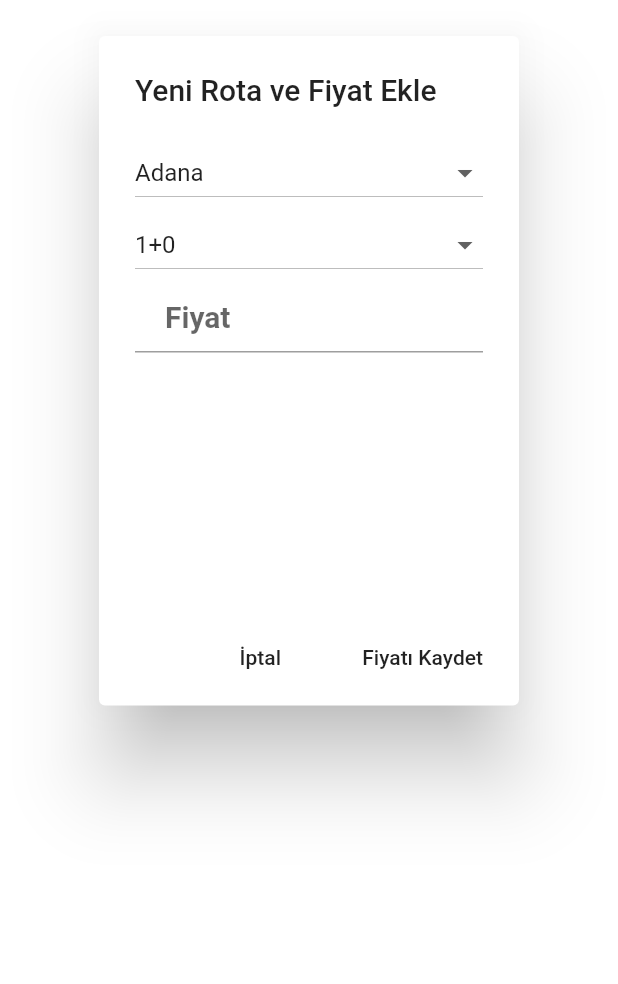
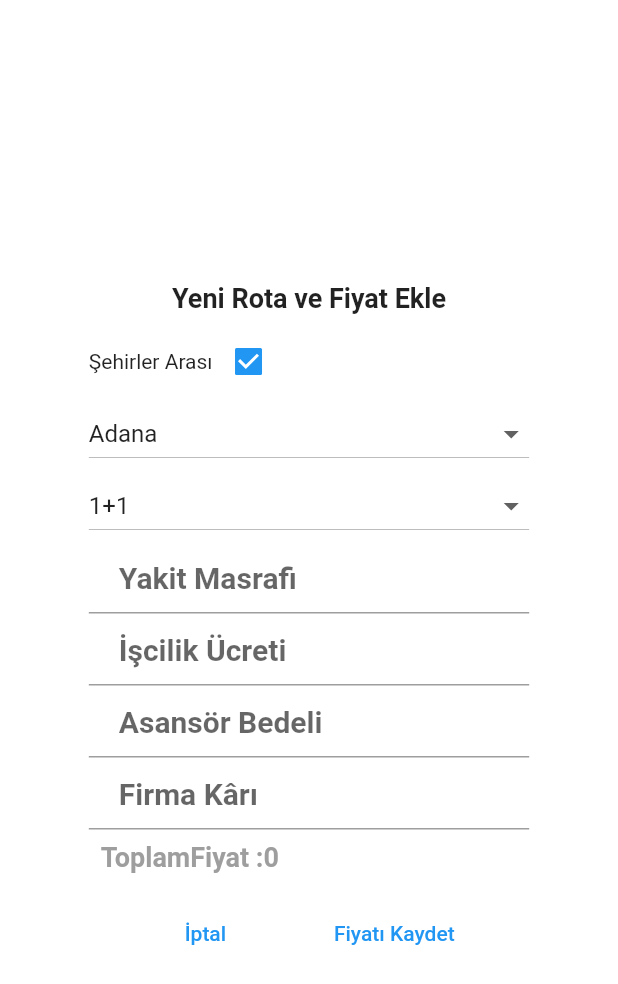
Before and after one commit to cgrbyk/eKamyon, a Flutter app: the FiyatDialog screen opened directly, on a phone screen of 412 x 824 dp. Shown: the top 984 px of the screen. Run offline on Flutter 3.47's test engine with Material 2 defaults, Android fonts, the phone set to English and light mode, and no system bars; our stand-ins replace auto_size_text, flutter_datetime_picker; missing offline and left inert: calendarro; Roboto replaces fonts that are missing (Montserrat).

Commit message:
fiyat ekranına şehir içi/dışı eklendi

```diff
--- a/lib/Admin/musteriler.dart
+++ b/lib/Admin/musteriler.dart
@@ -12,7 +12,6 @@ class _MusterilerState extends State<Musteriler> {
 
   @override
   void initState() {
-    // TODO: implement initState
     super.initState();
     _database.getMusteriler();
   }
--- a/lib/Firma/FiyatListesi.dart
+++ b/lib/Firma/FiyatListesi.dart
@@ -1,9 +1,6 @@
-import 'dart:async';
 import 'package:flutter/material.dart';
-import 'package:ekamyon/Modeller/aktifKullaniciBilgileri.dart';
 import 'package:ekamyon/database.dart';
 import 'package:ekamyon/Modeller/Fiyat.dart';
-import 'package:flutter/semantics.dart';
 
 class FiyatListe extends StatefulWidget {
   @override
@@ -42,6 +39,7 @@ class FiyatListeEkrani extends State<FiyatListe> {
       },
     );
   }
+
   _showDialogTekliFiyat(Fiyat f) {
     showDialog(
       context: context,
@@ -61,14 +59,15 @@ class FiyatListeEkrani extends State<FiyatListe> {
           actions: <Widget>[
             new FlatButton(
               child: new Text("İptal"),
-              onPressed: () async{
+              onPressed: () async {
                 Navigator.of(context).pop();
               },
             ),
             new FlatButton(
               child: new Text("Güncelle"),
-              onPressed: () async{
-                await _database.tekliFiyatGuncelle(teklicontroller.text, f.varisIl, f.evTipi);
+              onPressed: () async {
+                await _database.tekliFiyatGuncelle(
+                    teklicontroller.text, f.varisIl, f.evTipi);
                 Navigator.of(context).pop();
                 await fiyatListesiDoldur();
               },
@@ -91,7 +90,8 @@ class FiyatListeEkrani extends State<FiyatListe> {
             new FlatButton(
               child: new Text("Evet"),
               onPressed: () async {
-                await _database.fiyatsil(f.varisIl, f.evTipi, f.tasimaUcretiTam);
+                await _database.fiyatsil(
+                    f.varisIl, f.evTipi, f.tasimaUcretiTam);
                 Navigator.of(context).pop();
                 await fiyatListesiDoldur();
                 return true;
@@ -223,7 +223,7 @@ class FiyatListeEkrani extends State<FiyatListe> {
                             alignment: Alignment.bottomRight,
                             child: RaisedButton(
                               child: Text("Fiyat Güncelle"),
-                              onPressed: ()  {
+                              onPressed: () {
                                 _showDialogTekliFiyat(fiyatlar[index]);
                               },
                             ),
@@ -231,7 +231,7 @@ class FiyatListeEkrani extends State<FiyatListe> {
                           Align(
                             alignment: Alignment.topRight,
                             child: Padding(
-                              padding: const EdgeInsets.only(right:4.0),
+                              padding: const EdgeInsets.only(right: 4.0),
                               child: RaisedButton(
                                 child: Text("Sil"),
                                 onPressed: () {
@@ -262,7 +262,9 @@ class FiyatListeEkrani extends State<FiyatListe> {
                       await showDialog(
                           context: context,
                           builder: (_) {
-                            return FiyatDialog(fle: this,);
+                            return FiyatDialog(
+                              fle: this,
+                            );
                           });
                       setState(() {});
                     }),
@@ -286,13 +288,22 @@ class FiyatListeEkrani extends State<FiyatListe> {
 class FiyatDialog extends StatefulWidget {
   final FiyatListeEkrani fle;
   FiyatDialog({this.fle});
-  FiyatDialogPopup createState() => FiyatDialogPopup(fle:fle);
+  FiyatDialogPopup createState() => FiyatDialogPopup(fle: fle);
 }
 
 class FiyatDialogPopup extends State<FiyatDialog> {
   final FiyatListeEkrani fle;
   FiyatDialogPopup({this.fle});
-  TextEditingController fiyatcontroller = TextEditingController();
+  TextEditingController yakitcontroller = TextEditingController();
+  TextEditingController iscilikcontroller = TextEditingController();
+  TextEditingController asansorcontroller = TextEditingController();
+  TextEditingController karcontroller = TextEditingController();
+
+  FocusNode yakitNode = FocusNode();
+  FocusNode iscilikNode = FocusNode();
+  FocusNode karNode = FocusNode();
+  FocusNode asansorNode = FocusNode();
+  int toplamFiya = 0;
 
   List<String> sehirler = [
     'Adana',
@@ -381,11 +392,12 @@ class FiyatDialogPopup extends State<FiyatDialog> {
   String curItemSehir;
   bool aracaktifmi = false;
 
-  List<String> evTipleri = ['1+0', '1+1', '1+2', '1+3', '1+4'];
+  List<String> evTipleri = ['1+1', '1+2', '1+3', '1+4'];
   List<DropdownMenuItem> evTipleriDDM = List<DropdownMenuItem>();
   String curItemEv;
 
   Database _database = Database();
+  bool isSehirlerArasi = true;
 
   void _showDialog(String title, String message) {
     showDialog(
@@ -428,7 +440,12 @@ class FiyatDialogPopup extends State<FiyatDialog> {
       controller: controller,
       textInputAction: action,
       onSubmitted: (String s) {
+        toplamFiya = int.tryParse(yakitcontroller.text) ?? 0;
+        toplamFiya += int.tryParse(iscilikcontroller.text) ?? 0;
+        toplamFiya += int.tryParse(asansorcontroller.text) ?? 0;
+        toplamFiya += int.tryParse(karcontroller.text) ?? 0;
         FocusScope.of(context).requestFocus(tofocus);
+        setState(() {});
       },
       style: TextStyle(
           fontWeight: FontWeight.bold, fontFamily: 'Montserrat', fontSize: 20),
@@ -456,16 +473,40 @@ class FiyatDialogPopup extends State<FiyatDialog> {
 
   @override
   Widget build(BuildContext context) {
-    // TODO: implement build
     return Scaffold(
       backgroundColor: Color(0x00000000),
-      body: SizedBox(
-        height: MediaQuery.of(context).size.height * 0.60,
-        child: AlertDialog(
-          title: new Text("Yeni Rota ve Fiyat Ekle"),
-          content: Column(
+      body: Center(
+        child: Container(
+          width: MediaQuery.of(context).size.width * 0.8,
+          color: Colors.white,
+          child: Padding(
+            padding: const EdgeInsets.only(left: 18.0, right: 18.0, top: 10),
+            child: ListView(
+              shrinkWrap: true,
               children: <Widget>[
-              DropdownButton(
+                Center(
+                    child: Padding(
+                  padding: const EdgeInsets.all(8.0),
+                  child: new Text(
+                    "Yeni Rota ve Fiyat Ekle",
+                    style: TextStyle(fontWeight: FontWeight.bold, fontSize: 18),
+                  ),
+                )),
+                Row(
+                  children: <Widget>[
+                    Text("Şehirler Arası"),
+                    Checkbox(
+                      value: isSehirlerArasi,
+                      onChanged: (bool value) {
+                        isSehirlerArasi = value;
+                        setState(() {});
+                      },
+                    )
+                  ],
+                ),
+                Visibility(
+                  visible: isSehirlerArasi,
+                  child: DropdownButton(
                     isExpanded: true,
                     items: sehirlerDDM,
                     value: curItemSehir,
@@ -473,6 +514,7 @@ class FiyatDialogPopup extends State<FiyatDialog> {
                       curItemSehir = dmi;
                       setState(() {});
                     },
+                  ),
                 ),
                 DropdownButton(
                   items: evTipleriDDM,
@@ -483,31 +525,100 @@ class FiyatDialogPopup extends State<FiyatDialog> {
                     setState(() {});
                   },
                 ),
-              customTextBox(TextInputType.number, "Fiyat", fiyatcontroller,
-                  TextInputAction.done, null, null, false),
+                customTextBox(
+                    TextInputType.number,
+                    "Yakit Masrafi",
+                    yakitcontroller,
+                    TextInputAction.done,
+                    yakitNode,
+                    iscilikNode,
+                    false),
+                customTextBox(
+                    TextInputType.number,
+                    "İşcilik Ücreti",
+                    iscilikcontroller,
+                    TextInputAction.done,
+                    iscilikNode,
+                    asansorNode,
+                    false),
+                customTextBox(
+                    TextInputType.number,
+                    "Asansör Bedeli",
+                    asansorcontroller,
+                    TextInputAction.done,
+                    asansorNode,
+                    karNode,
+                    false),
+                customTextBox(TextInputType.number, "Firma Kârı", karcontroller,
+                    TextInputAction.done, karNode, new FocusNode(), false),
+                Padding(
+                  padding: const EdgeInsets.all(8.0),
+                  child: Row(
+                    children: <Widget>[
+                      Text("ToplamFiyat :",
+                          style: TextStyle(
+                              color: Colors.grey,
+                              fontSize: 18,
+                              fontWeight: FontWeight.bold)),
+                      Text(toplamFiya.toString(),
+                          style: TextStyle(
+                              color: Colors.grey,
+                              fontSize: 18,
+                              fontWeight: FontWeight.bold)),
                     ],
                   ),
-          actions: <Widget>[
+                ),
+                Padding(
+                  padding: const EdgeInsets.all(8.0),
+                  child: Row(
+                    mainAxisAlignment: MainAxisAlignment.spaceEvenly,
+                    children: <Widget>[
                       new FlatButton(
-                child: new Text("İptal"),
+                          child: new Text("İptal",
+                              style: TextStyle(color: Colors.blue)),
                           onPressed: () {
                             Navigator.of(context).pop();
                           }),
                       new FlatButton(
-              child: new Text("Fiyatı Kaydet"),
+                        child: new Text("Fiyatı Kaydet",
+                            style: TextStyle(color: Colors.blue)),
                         onPressed: () async {
                           //database den kaydfet
-                String oda =
-                    curItemEv.replaceAll('+', '.').split('').reversed.join();
+                          String oda = curItemEv
+                              .replaceAll('+', '.')
+                              .split('')
+                              .reversed
+                              .join();
+                          if (yakitcontroller.text.isEmpty ||
+                              iscilikcontroller.text.isEmpty ||
+                              asansorcontroller.text.isEmpty ||
+                              karcontroller.text.isEmpty)
+                            _showDialog("Boş bırakılamaz",
+                                "Lütfen tüm alanları doldurun");
+                          else {
                             bool sonuc = await _database.fiyatKaydet(
-                    curItemSehir, oda, fiyatcontroller.text);
+                                curItemSehir,
+                                oda,
+                                toplamFiya.toString(),
+                                isSehirlerArasi,
+                                yakitcontroller.text,
+                                iscilikcontroller.text,
+                                asansorcontroller.text,
+                                karcontroller.text);
                             Navigator.of(context).pop();
                             if (sonuc)
-                  _showDialog("Fiyat Ekleme", "Fiyat Ekleme işlemi başarılı");
+                              _showDialog("Fiyat Ekleme",
+                                  "Fiyat Ekleme işlemi başarılı");
                             fle.fiyatListesiDoldur();
+                          }
                         },
                       ),
                     ],
+                  ),
+                )
+              ],
+            ),
+          ),
         ),
       ),
     );
--- a/lib/Firma/araclar.dart
+++ b/lib/Firma/araclar.dart
@@ -1,4 +1,3 @@
-import 'dart:async';
 import 'package:auto_size_text/auto_size_text.dart';
 import 'package:ekamyon/Modeller/aracmusaitlik.dart';
 import 'package:flutter/material.dart';
@@ -614,7 +613,6 @@ class _ShowCalenderState extends State<ShowCalender> {
 
   @override
   void initState() {
-    // TODO: implement initState
     super.initState();
     tarihleriDoldur();
   }
--- a/lib/Firma/firmaMenu.dart
+++ b/lib/Firma/firmaMenu.dart
@@ -1,4 +1,3 @@
-import 'dart:async';
 import 'package:ekamyon/Firma/FirmaBilgisiGuncelle.dart';
 import 'package:flutter/material.dart';
 import 'package:ekamyon/Modeller/aktifKullaniciBilgileri.dart';
--- a/lib/KayitFirma.dart
+++ b/lib/KayitFirma.dart
@@ -1,4 +1,3 @@
-import 'dart:async';
 import 'package:flutter/material.dart';
 import 'database.dart';
 import 'package:url_launcher/url_launcher.dart';
--- a/lib/KayitKullanici.dart
+++ b/lib/KayitKullanici.dart
@@ -1,4 +1,3 @@
-import 'dart:async';
 import 'package:flutter/material.dart';
 import 'database.dart';
 import 'package:url_launcher/url_launcher.dart';
--- a/lib/Modeller/fiyat.dart
+++ b/lib/Modeller/fiyat.dart
@@ -1,5 +1,3 @@
-import 'dart:convert';
-
 class Fiyat {
   final String varisIl;
   final String evTipi;
--- a/lib/Musteri/kullaniciMenu.dart
+++ b/lib/Musteri/kullaniciMenu.dart
@@ -1,4 +1,3 @@
-import 'dart:async';
 import 'package:ekamyon/Modeller/aktifKullaniciBilgileri.dart';
 import 'package:ekamyon/Musteri/EsyaTasima.dart';
 import 'package:ekamyon/Musteri/EvdenEveTasima.dart';
```
Also changed, not shown: lib/database.dart (+9 -5 lines). Lines whose indentation alone changed are shown as unchanged.
